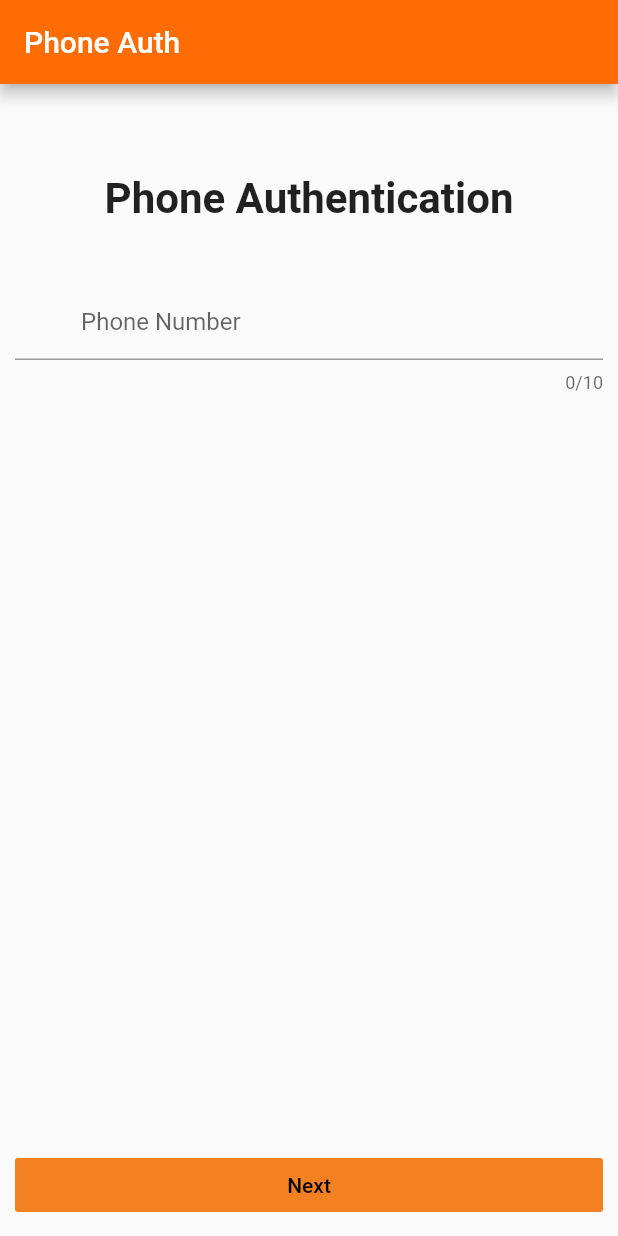
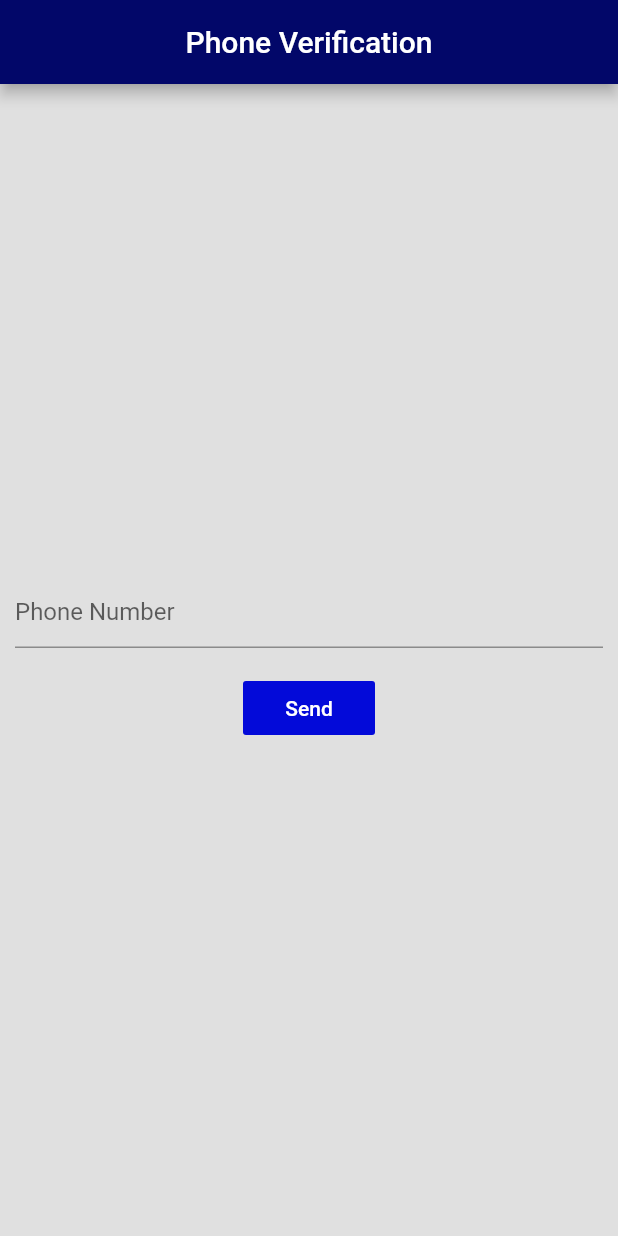
Before and after one commit to cwy7576/Application-, a Flutter app: the screen it shows after launch, on a phone screen of 412 x 824 dp. Run offline on Flutter 3.47's test engine with Material 2 defaults, Android fonts, the phone set to English and light mode, and no system bars; our stand-ins replace cloud_firestore, firebase_auth, firebase_core, pinput; accounts and stored records are empty.

Commit message:
phone verification code outomaticall

```diff
--- a/lib/login.dart
+++ b/lib/login.dart
@@ -1,67 +1,217 @@
+// ignore_for_file: deprecated_member_use, non_constant_identifier_names, avoid_types_as_parameter_names, constant_identifier_names
+
+
+import 'package:firebase_auth/firebase_auth.dart';
 import 'package:flutter/material.dart';
+import 'package:login_ui/Home2.dart';
 
-import 'otp.dart';
+
+
+enum MobileVerificationState {
+  SHOW_MOBILE_FORM_STATE,
+  SHOW_OTP_FORM_STATE,
+}
+
+class SHOW_MOBILE_FORM_STATE {}
 
 class LoginScreen extends StatefulWidget {
+  const LoginScreen({Key? key}) : super(key: key);
+
   @override
   _LoginScreenState createState() => _LoginScreenState();
 }
 
 class _LoginScreenState extends State<LoginScreen> {
-  TextEditingController _controller = TextEditingController();
+  MobileVerificationState currentState =
+      MobileVerificationState.SHOW_MOBILE_FORM_STATE;
+  final phoneCotoroller = TextEditingController();
+  final otpCotoroller = TextEditingController();
+
+  FirebaseAuth _auth = FirebaseAuth.instance;
+  late String verificationId;
+  bool showLoading = false;
+
+  void signInWithPhoneAuthCredential(phoneAuthCredential) async {
+    setState(() {
+      showLoading = true;
+    });
+    try {
+      final AuthCredential =
+          await _auth.signInWithCredential(phoneAuthCredential);
+
+      setState(() {
+        showLoading = false;
+      });
+
+      if (AuthCredential.user != null) {
+        Navigator.push(
+            context, MaterialPageRoute(builder: (context) => const HomeScreen()));
+      }
+    } on FirebaseAuth catch (e) {
+      setState(() {
+        showLoading = false;
+      });
+      _scaffoldKey.currentState!
+          .showSnackBar(SnackBar(content: Text(e.toString())));
+    }
+  }
+
+  getMobileFormWidget(context) {
+    return Column(
+      children: [
+        const Spacer(),
+        TextField(
+          controller: phoneCotoroller,
+          decoration: const InputDecoration(
+
+            hintText: "Phone Number",
+          ),
+        ),
+        const SizedBox(
+          height: 16.0,
+        ),
+        FlatButton(
+          onPressed: () async {
+            setState(() {
+              showLoading = true;
+            });
+            await _auth.verifyPhoneNumber(
+              phoneNumber: phoneCotoroller.text,
+              verificationCompleted: (phoneAuthCredential) async {
+                setState(() {
+                  showLoading = false;
+                });
+              },
+              verificationFailed: (verificationFailed) async {
+                setState(() {
+                  showLoading = false;
+                });
+                _scaffoldKey.currentState?.showSnackBar(
+                    SnackBar(content: Text(verificationFailed.message!)));
+              },
+              codeSent: (verificationId, resendingToken) async {
+                setState(() {
+                  showLoading = false;
+                  currentState = MobileVerificationState.SHOW_OTP_FORM_STATE;
+                  this.verificationId = verificationId;
+                });
+              },
+              codeAutoRetrievalTimeout: (verificationId) async {},
+            );
+          },
+          child: const Text('Send'),
+          color: const Color.fromARGB(255, 3, 10, 217),
+          textColor: Colors.white,
+        ),
+        const Spacer(),
+      ],
+    );
+  }
+
+  getOtpFormWidget(context) {
+    return Column(
+      children: [
+        const Spacer(),
+        TextField(
+          controller: otpCotoroller,
+          decoration: const InputDecoration(
+            hintText: " Enter OTP",
+          ),
+        ),
+        const SizedBox(
+          height: 16.0,
+        ),
+        FlatButton(
+          onPressed: () async {
+         final phoneAuthCredential =
+                PhoneAuthProvider.credential(
+                    verificationId: verificationId, smsCode: otpCotoroller.text);
+
+            signInWithPhoneAuthCredential(phoneAuthCredential);
+          },
+          child: const Text('Verify'),
+          color: const Color.fromARGB(255, 11, 0, 220),
+          textColor: Colors.white,
+        ),
+        const Spacer(),
+      ],
+    );
+  }
+
+  final GlobalKey<ScaffoldState> _scaffoldKey = GlobalKey();
+  // final TextEditingController _controller = TextEditingController();
   @override
   Widget build(BuildContext context) {
     return Scaffold(
+      backgroundColor: Colors.grey[300],
       appBar: AppBar(
-        backgroundColor: Color.fromARGB(255, 255, 108, 3),
-        title: Text('Phone Auth'),
+              backgroundColor: const Color.fromARGB(255, 2, 7, 105),
+
+        title: const Center(child: Text('Phone Verification')),
       ),
-      body: Column(
-        mainAxisAlignment: MainAxisAlignment.spaceBetween,
-        children: [
-          Column(children: [
-            Container(
-              margin: EdgeInsets.only(top: 60),
-              child: const Center(
-                child: Text(
-                  'Phone Authentication',
-                  style: TextStyle(fontWeight: FontWeight.bold, fontSize: 28),
-                ),
-              ),
-            ),
-            Container(
-              margin: const EdgeInsets.only(top: 40, right: 10, left: 10),
-              child: TextField(
-                decoration: const InputDecoration(
-                  hintText: 'Phone Number',
-                  prefix: Padding(
-                    padding: EdgeInsets.all(4),
-                    child: Text('+252'),
-                  ),
-                ),
-                maxLength: 10,
-                keyboardType: TextInputType.number,
-                controller: _controller,
-              ),
-            )
-          ]),
-          Container(
-            margin: EdgeInsets.all(10),
-            width: double.infinity,
-            child: FlatButton(
-              color: Color.fromARGB(255, 243, 128, 33),
-              onPressed: () {
-                Navigator.of(context).push(MaterialPageRoute(
-                    builder: (context) => OTPScreen(_controller.text)));
-              },
-              child: const Text(
-                'Next',
-                style: TextStyle(color: Color.fromARGB(255, 0, 0, 0)),
-              ),
-            ),
-          )
-        ],
+      key: _scaffoldKey,
+      body: Container(
+        child: showLoading
+            ? const Center(
+                child: CircularProgressIndicator(),
+              )
+            : currentState == MobileVerificationState.SHOW_MOBILE_FORM_STATE
+                ? getMobileFormWidget(context)
+                : getOtpFormWidget(context),
+        padding: const EdgeInsets.all(10),
       ),
     );
   }
+
+  // appBar: AppBar(
+  //   backgroundColor: const Color.fromARGB(255, 255, 108, 3),
+  //   title: const Text('Phone Auth'),
+  // ),
+  // body: Column(
+  //   mainAxisAlignment: MainAxisAlignment.spaceBetween,
+  //   children: [
+  //     Column(children: [
+  //       Container(
+  //         margin: const EdgeInsets.only(top: 60),
+  //         child: const Center(
+  //           child: Text(
+  //             'Phone Authentication',
+  //             style: TextStyle(fontWeight: FontWeight.bold, fontSize: 28),
+  //           ),
+  //         ),
+  //       ),
+  //       Container(
+  //         margin: const EdgeInsets.only(top: 40, right: 10, left: 10),
+  //         child: TextField(
+  //           decoration: const InputDecoration(
+  //             hintText: 'Phone Number',
+  //             prefix: Padding(
+  //               padding: EdgeInsets.all(4),
+  //               child: Text('+252'),
+  //             ),
+  //           ),
+  //           maxLength: 10,
+  //           keyboardType: TextInputType.number,
+  //           controller: _controller,
+  //         ),
+  //       )
+  //     ]),
+  //     Container(
+  //       margin: const EdgeInsets.all(10),
+  //       width: double.infinity,
+  //       child: FlatButton(
+  //         color: const Color.fromARGB(255, 243, 128, 33),
+  //         onPressed: () {
+  //           Navigator.of(context).push(MaterialPageRoute(
+  //               builder: (context) => OTPScreen(_controller.text)));
+  //         },
+  //         child: const Text(
+  //           'Next',
+  //           style: TextStyle(color: Color.fromARGB(255, 0, 0, 0)),
+  //         ),
+  //       ),
+  //     )
+  //   ],
+  // ),
+
 }
```
Also changed, not shown: lib/Home2.dart (added, +35 -0 lines), lib/main.dart (+39 -10 lines).
